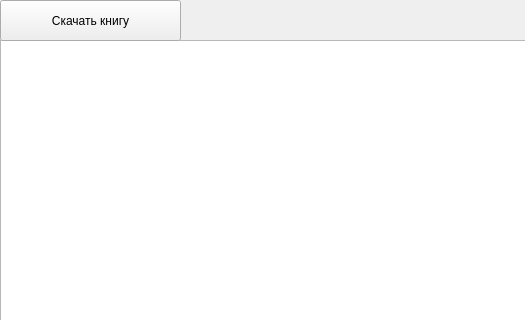
Qt form UIs/TEXT.ui (Cheshuyka/BookFoU) before a commit; both pictures show x 0 to 525 and y 0 to 320 of the 1103 by 900 pixel window.
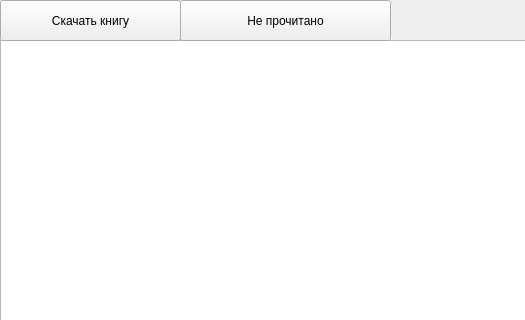
The same form after that commit.

Diff of the .ui file:
```diff
--- a/UIs/TEXT.ui
+++ b/UIs/TEXT.ui
@@ -36,6 +36,19 @@
     <string>Скачать книгу</string>
    </property>
   </widget>
+  <widget class="QPushButton" name="read_btn">
+   <property name="geometry">
+    <rect>
+     <x>180</x>
+     <y>0</y>
+     <width>211</width>
+     <height>41</height>
+    </rect>
+   </property>
+   <property name="text">
+    <string>Не прочитано</string>
+   </property>
+  </widget>
  </widget>
  <resources/>
  <connections/>
```
